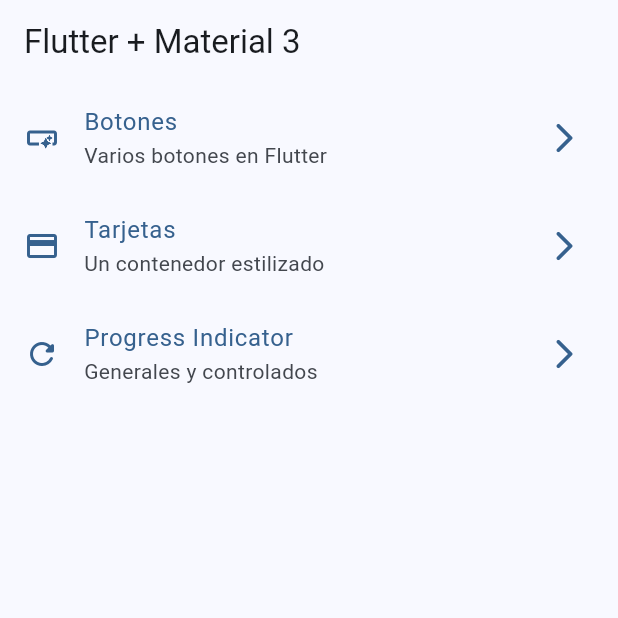
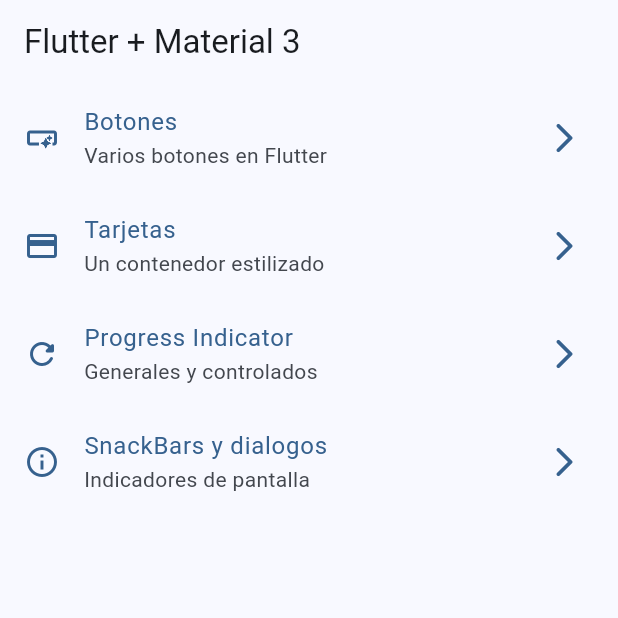
Before and after one commit to Jose1997ureta/flutter_widgets, a Flutter app: the screen it shows after launch, on a phone screen of 412 x 824 dp, the top half of it. Run offline on Flutter 3.47's test engine with Material 3 defaults, Android fonts, the phone set to English and light mode, and no system bars; our stand-ins replace go_router.

Commit message:
Se agrego el snackbar

```diff
--- a/lib/config/menu/menu_item.dart
+++ b/lib/config/menu/menu_item.dart
@@ -29,4 +29,9 @@ const appMenuItem = <MenuItem>[
       title: 'Progress Indicator',
       subTitle: 'Generales y controlados',
       link: '/progress'),
+  MenuItem(
+      icon: Icons.info_outline,
+      title: 'SnackBars y dialogos',
+      subTitle: 'Indicadores de pantalla',
+      link: '/snackbar'),
 ];
--- a/lib/config/router/app_router.dart
+++ b/lib/config/router/app_router.dart
@@ -7,4 +7,6 @@ final appRouter = GoRouter(initialLocation: '/', routes: [
   GoRoute(path: "/cards", builder: (context, state) => const CardScreen()),
   GoRoute(
       path: "/progress", builder: (context, state) => const ProgressScreen()),
+  GoRoute(
+      path: "/snackbar", builder: (context, state) => const SnackBarScreen()),
 ]);
```
Also changed, not shown: lib/presentation/screens/snackbar/snackbar.screen.dart (+23 -1 lines).
